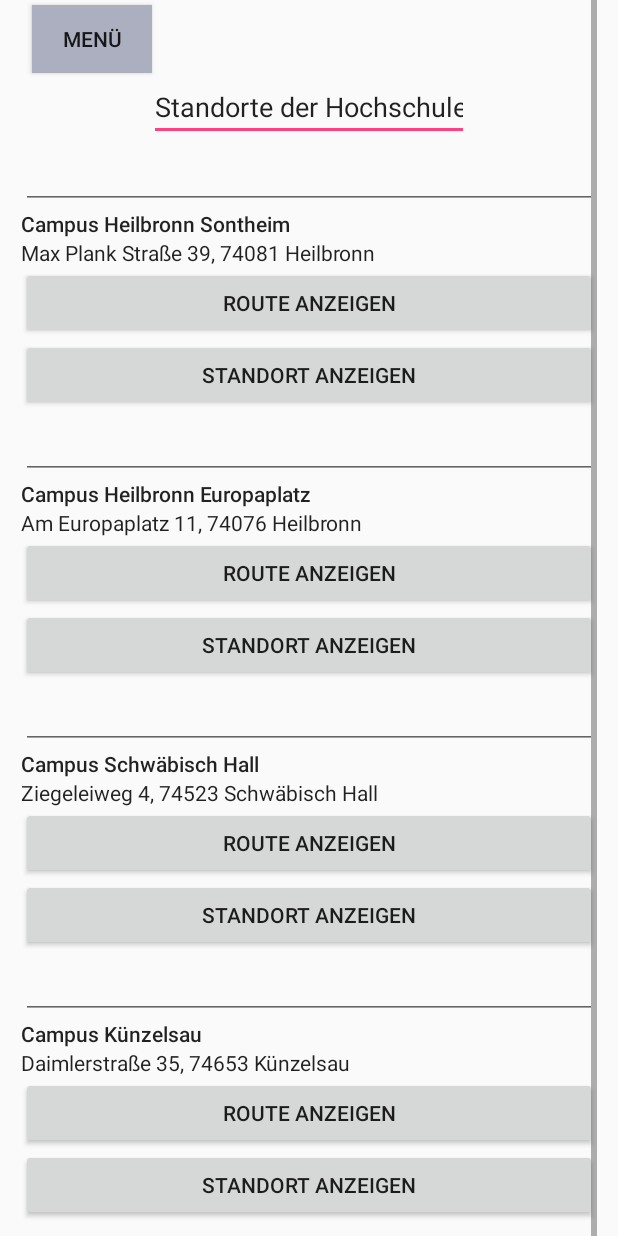
After one commit to mmeissbe/AppProjekt, an Android app: the Standortauswahl screen opened directly, with no data from a screen before it, on a phone screen of 412 x 824 dp. The commit adds this screen. Run offline under Robolectric (Android 15) with nearby library versions, the phone set to English and light mode, and no system bars.

Commit message:
Alle Layouts, Aktivierung der Buttons.

```diff
--- a/app/build.gradle
+++ b/app/build.gradle
@@ -22,6 +22,8 @@ dependencies {
     implementation fileTree(dir: 'libs', include: ['*.jar'])
     implementation 'com.android.support:appcompat-v7:26.1.0'
     implementation 'com.google.android.gms:play-services-maps:11.6.2'
+    implementation 'com.android.support.constraint:constraint-layout:1.0.2'
+    implementation 'com.android.support:design:26.1.0'
     testImplementation 'junit:junit:4.12'
     androidTestImplementation 'com.android.support.test:runner:1.0.1'
     androidTestImplementation 'com.android.support.test.espresso:espresso-core:3.0.1'
--- /dev/null
+++ b/app/src/main/java/com/projekt/app/appprojekt/Standortauswahl.java
@@ -0,0 +1,66 @@
+package com.projekt.app.appprojekt;
+
+import android.media.MediaRouter;
+import android.os.Bundle;
+import android.support.design.widget.FloatingActionButton;
+import android.support.design.widget.Snackbar;
+import android.support.v7.app.AppCompatActivity;
+import android.support.v7.widget.Toolbar;
+import android.view.View;
+import android.widget.Button;
+
+public class Standortauswahl extends AppCompatActivity implements View.OnClickListener {
+
+    Button Menu, RouteSontheim,StandortSontheim,RouteEuropaplatz,StandortEuropaplatz,RouteSHA,StandortSHA,RouteKUN,StandortKUN;
+
+    @Override
+    protected void onCreate(Bundle savedInstanceState) {
+        super.onCreate(savedInstanceState);
+        setContentView(R.layout.activity_standortauswahl);
+
+        Menu = (Button) findViewById(R.id.Menu);
+        RouteSontheim = (Button) findViewById(R.id.RouteSontheim);
+        StandortSontheim = (Button) findViewById(R.id.StandortSontheim);
+        RouteEuropaplatz = (Button) findViewById(R.id.RouteEuropaplatz);
+        StandortEuropaplatz = (Button) findViewById(R.id.StandortEuropaplatz);
+        RouteSHA = (Button) findViewById(R.id.RouteSHA);
+        StandortSHA = (Button) findViewById(R.id.StandortSHA);
+        RouteKUN = (Button) findViewById(R.id.RouteKUN);
+        StandortKUN = (Button) findViewById(R.id.StandortKUN);
+
+        Menu.setOnClickListener(this);
+        RouteSontheim.setOnClickListener(this);
+        StandortSontheim.setOnClickListener(this);
+        RouteEuropaplatz.setOnClickListener(this);
+        StandortEuropaplatz.setOnClickListener(this);
+        RouteSHA.setOnClickListener(this);
+        StandortSHA.setOnClickListener(this);
+        RouteKUN.setOnClickListener(this);
+        StandortKUN.setOnClickListener(this);
+
+    }
+
+    @Override
+    public void onClick(View view) {
+        switch (view.getId()){
+            case R.id.Menu:
+                break;
+            case R.id.RouteSontheim:
+                break;
+            case R.id.StandortSontheim:
+                break;
+            case R.id.RouteEuropaplatz:
+                break;
+            case R.id.StandortEuropaplatz:
+                break;
+            case R.id.RouteSHA:
+                break;
+            case R.id.StandortSHA:
+                break;
+            case R.id.RouteKUN:
+                break;
+            case R.id.StandortKUN:
+                break;
+        }
+    }
+}
--- /dev/null
+++ b/app/src/main/res/layout/activity_standortauswahl.xml
@@ -0,0 +1,11 @@
+<?xml version="1.0" encoding="utf-8"?>
+<android.support.design.widget.CoordinatorLayout xmlns:android="http://schemas.android.com/apk/res/android"
+    xmlns:app="http://schemas.android.com/apk/res-auto"
+    xmlns:tools="http://schemas.android.com/tools"
+    android:layout_width="match_parent"
+    android:layout_height="match_parent"
+    tools:context="com.projekt.app.appprojekt.Standortauswahl">
+
+    <include layout="@layout/content_standortauswahl" />
+
+</android.support.design.widget.CoordinatorLayout>
--- /dev/null
+++ b/app/src/main/res/layout/content_standortauswahl.xml
@@ -0,0 +1,209 @@
+<?xml version="1.0" encoding="utf-8"?>
+<android.support.constraint.ConstraintLayout xmlns:android="http://schemas.android.com/apk/res/android"
+    xmlns:app="http://schemas.android.com/apk/res-auto"
+    xmlns:tools="http://schemas.android.com/tools"
+    android:layout_width="match_parent"
+    android:layout_height="match_parent"
+    app:layout_behavior="@string/appbar_scrolling_view_behavior"
+    tools:context="com.projekt.app.appprojekt.Standortauswahl"
+    tools:showIn="@layout/activity_standortauswahl">
+
+    <ScrollView
+        android:id="@+id/ScrollView01"
+        android:layout_width="384dp"
+        android:layout_height="850dp"
+        app:layout_constraintBottom_toBottomOf="parent"
+        app:layout_constraintEnd_toEndOf="parent"
+        app:layout_constraintStart_toStartOf="parent"
+        app:layout_constraintTop_toTopOf="parent"
+        app:layout_constraintVertical_bias="0.0">
+
+        <RelativeLayout
+            android:id="@+id/RelativeLayout01"
+            android:layout_width="match_parent"
+            android:layout_height="wrap_content">
+
+            <LinearLayout
+                android:id="@+id/LinearLayout01"
+                android:layout_width="fill_parent"
+                android:layout_height="wrap_content"
+                android:orientation="vertical">
+
+                <Button
+                    android:id="@+id/Menu"
+                    android:layout_width="80dp"
+                    android:layout_height="45dp"
+                    android:layout_marginEnd="297dp"
+                    android:layout_marginRight="297dp"
+                    android:layout_marginStart="7dp"
+                    android:layout_marginLeft="7dp"
+                    android:layout_marginTop="3dp"
+                    android:background="@color/colorPrimary"
+                    android:text="Menü"
+                    app:layout_constraintBottom_toTopOf="@+id/editText2"
+                    app:layout_constraintEnd_toEndOf="parent"
+                    app:layout_constraintStart_toStartOf="parent"
+                    app:layout_constraintTop_toTopOf="parent" />
+
+                <EditText
+                    android:id="@+id/editText2"
+                    android:layout_width="wrap_content"
+                    android:layout_height="wrap_content"
+                    android:layout_marginEnd="84dp"
+                    android:layout_marginRight="84dp"
+                    android:layout_marginStart="85dp"
+                    android:layout_marginLeft="85dp"
+                    android:ems="10"
+                    android:inputType="textPersonName"
+                    android:text="Standorte der Hochschule: "
+                    android:visibility="visible"
+                    app:layout_constraintBottom_toTopOf="@+id/ScrollView01"
+                    app:layout_constraintEnd_toEndOf="parent"
+                    app:layout_constraintStart_toStartOf="parent"
+                    app:layout_constraintTop_toBottomOf="@+id/Menu" />
+
+
+                <EditText
+                    android:id="@+id/editText5"
+                    android:layout_width="match_parent"
+                    android:layout_height="wrap_content"
+                    android:ems="10"
+                    android:inputType="textPersonName" />
+
+                <TextView
+                    android:id="@+id/text7"
+                    android:layout_width="match_parent"
+                    android:layout_height="wrap_content"
+                    android:text="Campus Heilbronn Sontheim"
+                    android:textAppearance="@style/TextAppearance.AppCompat.Body2" />
+
+                <TextView
+                    android:id="@+id/text8"
+                    android:layout_width="match_parent"
+                    android:layout_height="wrap_content"
+                    android:text="Max Plank Straße 39, 74081 Heilbronn"
+                    android:textAppearance="@style/TextAppearance.AppCompat.Body1" />
+
+                <Button
+                    android:id="@+id/RouteSontheim"
+                    android:layout_width="match_parent"
+                    android:layout_height="wrap_content"
+                    android:text="Route anzeigen" />
+
+                <Button
+                    android:id="@+id/StandortSontheim"
+                    android:layout_width="match_parent"
+                    android:layout_height="wrap_content"
+                    android:text="Standort anzeigen" />
+
+                <EditText
+                    android:id="@+id/editText3"
+                    android:layout_width="match_parent"
+                    android:layout_height="wrap_content"
+                    android:ems="10"
+                    android:inputType="textPersonName" />
+
+                <TextView
+                    android:id="@+id/text5"
+                    android:layout_width="match_parent"
+                    android:layout_height="wrap_content"
+                    android:text="Campus Heilbronn Europaplatz"
+                    android:textAppearance="@style/TextAppearance.AppCompat.Body2" />
+
+                <TextView
+                    android:id="@+id/text6"
+                    android:layout_width="match_parent"
+                    android:layout_height="wrap_content"
+                    android:text="Am Europaplatz 11, 74076 Heilbronn"
+                    android:textAppearance="@style/TextAppearance.AppCompat.Body1" />
+
+                <Button
+                    android:id="@+id/RouteEuropaplatz"
+                    android:layout_width="match_parent"
+                    android:layout_height="wrap_content"
+                    android:text="Route anzeigen" />
+
+                <Button
+                    android:id="@+id/StandortEuropaplatz"
+                    android:layout_width="match_parent"
+                    android:layout_height="wrap_content"
+                    android:text="Standort anzeigen" />
+
+                <EditText
+                    android:id="@+id/editText4"
+                    android:layout_width="match_parent"
+                    android:layout_height="wrap_content"
+                    android:ems="10"
+                    android:inputType="textPersonName" />
+
+                <TextView
+                    android:id="@+id/text3"
+                    android:layout_width="match_parent"
+                    android:layout_height="wrap_content"
+                    android:text="Campus Schwäbisch Hall"
+                    android:textAppearance="@style/TextAppearance.AppCompat.Body2" />
+
+                <TextView
+                    android:id="@+id/text4"
+                    android:layout_width="match_parent"
+                    android:layout_height="wrap_content"
+                    android:text="Ziegeleiweg 4, 74523 Schwäbisch Hall"
+                    android:textAppearance="@style/TextAppearance.AppCompat.Body1" />
+
+                <Button
+                    android:id="@+id/RouteSHA"
+                    android:layout_width="match_parent"
+                    android:layout_height="wrap_content"
+                    android:text="Route anzeigen" />
+
+                <Button
+                    android:id="@+id/StandortSHA"
+                    android:layout_width="match_parent"
+                    android:layout_height="wrap_content"
+                    android:text="Standort anzeigen" />
+
+                <EditText
+                    android:id="@+id/editText7"
+                    android:layout_width="match_parent"
+                    android:layout_height="wrap_content"
+                    android:ems="10"
+                    android:inputType="textPersonName" />
+
+                <TextView
+                    android:id="@+id/Text"
+                    android:layout_width="match_parent"
+                    android:layout_height="wrap_content"
+                    android:text="Campus Künzelsau"
+                    android:textAppearance="@style/TextAppearance.AppCompat.Body2" />
+
+                <TextView
+                    android:id="@+id/Text1"
+                    android:layout_width="match_parent"
+                    android:layout_height="wrap_content"
+                    android:text="Daimlerstraße 35, 74653 Künzelsau"
+                    android:textAppearance="@style/TextAppearance.AppCompat.Body1" />
+
+                <Button
+                    android:id="@+id/RouteKUN"
+                    android:layout_width="match_parent"
+                    android:layout_height="wrap_content"
+                    android:text="Route anzeigen" />
+
+                <Button
+                    android:id="@+id/StandortKUN"
+                    android:layout_width="match_parent"
+                    android:layout_height="wrap_content"
+                    android:text="Standort anzeigen" />
+
+                <EditText
+                    android:id="@+id/editText6"
+                    android:layout_width="match_parent"
+                    android:layout_height="wrap_content"
+                    android:ems="10"
+                    android:inputType="textPersonName" />
+
+            </LinearLayout>
+        </RelativeLayout>
+
+    </ScrollView>
+</android.support.constraint.ConstraintLayout>
--- a/app/src/main/res/values/colors.xml
+++ b/app/src/main/res/values/colors.xml
@@ -1,6 +1,6 @@
 <?xml version="1.0" encoding="utf-8"?>
 <resources>
-    <color name="colorPrimary">#3F51B5</color>
+    <color name="colorPrimary">#acafbf</color>
     <color name="colorPrimaryDark">#303F9F</color>
     <color name="colorAccent">#FF4081</color>
 </resources>
--- /dev/null
+++ b/app/src/main/res/values/dimens.xml
@@ -0,0 +1,3 @@
+<resources>
+    <dimen name="fab_margin">16dp</dimen>
+</resources>
--- a/app/src/main/res/values/strings.xml
+++ b/app/src/main/res/values/strings.xml
@@ -1,4 +1,7 @@
 <resources>
     <string name="app_name">AppProjekt</string>
     <string name="title_activity_maps">Routenplanung HHN Standorte</string>
+    <string name="title_activity_standortauswahl">Standortauswahl</string>
+    <string name="title_activity_main_menu">MainMenu</string>
+    <string name="title_activity_menu">Menu</string>
 </resources>
--- a/app/src/main/res/values/styles.xml
+++ b/app/src/main/res/values/styles.xml
@@ -8,4 +8,13 @@
         <item name="colorAccent">@color/colorAccent</item>
     </style>
 
+    <style name="AppTheme.NoActionBar">
+        <item name="windowActionBar">false</item>
+        <item name="windowNoTitle">true</item>
+    </style>
+
+    <style name="AppTheme.AppBarOverlay" parent="ThemeOverlay.AppCompat.Dark.ActionBar" />
+
+    <style name="AppTheme.PopupOverlay" parent="ThemeOverlay.AppCompat.Light" />
+
 </resources>
```
Also changed, not shown: app/src/main/AndroidManifest.xml (+8 -0 lines), app/src/main/java/com/projekt/app/appprojekt/MapsActivity.java (+21 -2 lines), app/src/main/java/com/projekt/app/appprojekt/Menue.java (added, +42 -0 lines), app/src/main/java/com/projekt/app/appprojekt/Standort.java (added, +30 -0 lines), app/src/main/res/layout/activity_maps.xml (+83 -5 lines), app/src/main/res/layout/activity_menue.xml (added, +45 -0 lines), app/src/main/res/layout/activity_standort.xml (added, +39 -0 lines).
